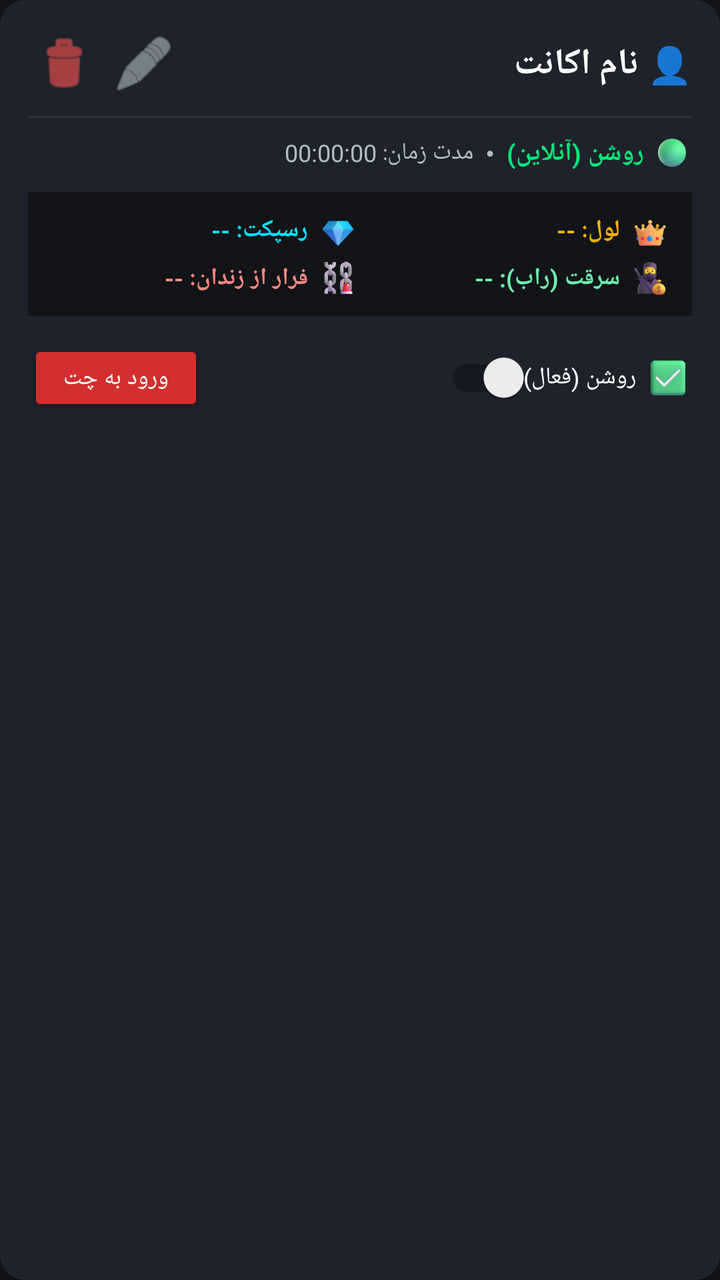
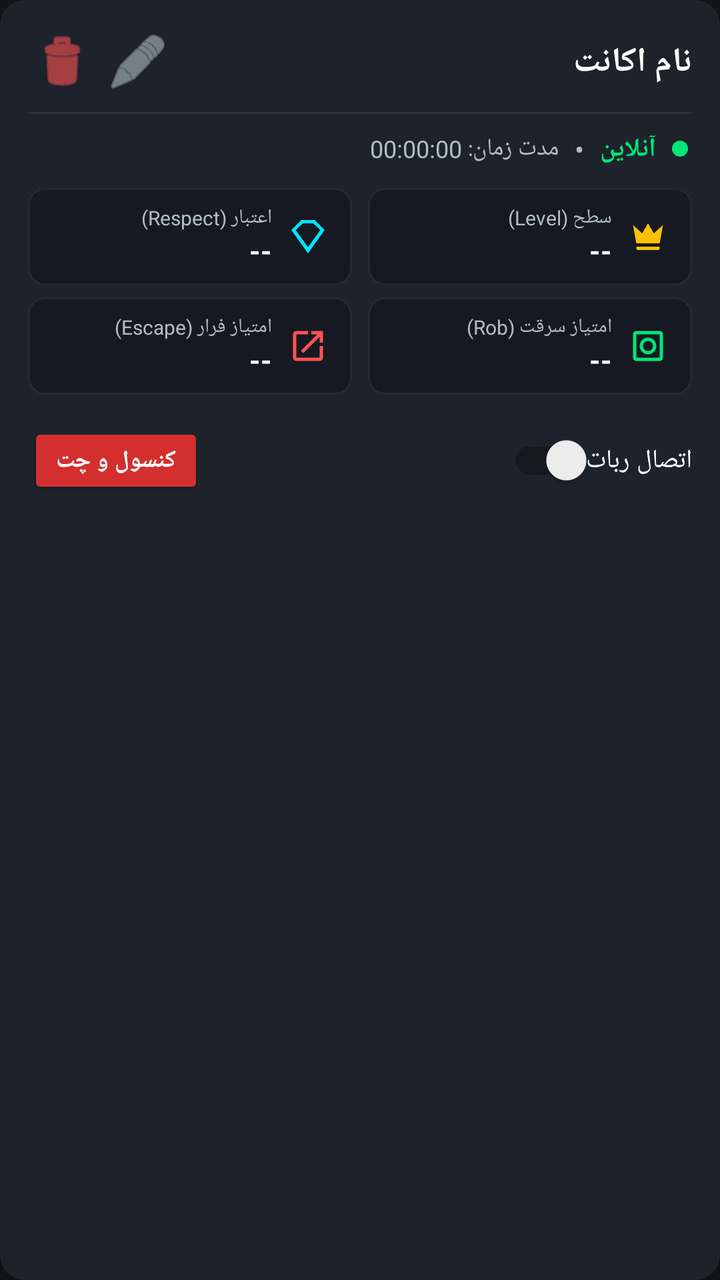

Compare the two renders of this Android layout. The source of the first and the diff that turns it into the second are given below.
<!-- AndroidManifest.xml: application theme Theme.AGRak -->
<!-- res/layout/item_account_card.xml -->
<?xml version="1.0" encoding="utf-8"?>
<androidx.cardview.widget.CardView xmlns:android="http://schemas.android.com/apk/res/android"
    xmlns:app="http://schemas.android.com/apk/res-auto"
    android:layout_width="match_parent"
    android:layout_height="wrap_content"
    android:layout_marginHorizontal="6dp"
    android:layout_marginVertical="6dp"
    app:cardBackgroundColor="@color/card_dark"
    app:cardCornerRadius="12dp"
    app:cardElevation="3dp"
    android:layoutDirection="rtl">

    <LinearLayout
        android:layout_width="match_parent"
        android:layout_height="wrap_content"
        android:orientation="vertical"
        android:padding="14dp">

        
        <LinearLayout
            android:layout_width="match_parent"
            android:layout_height="wrap_content"
            android:gravity="center_vertical"
            android:orientation="horizontal">

            <TextView
                android:id="@+id/tvAccountNick"
                android:layout_width="0dp"
                android:layout_height="wrap_content"
                android:layout_weight="1"
                android:text="👤 نام اکانت"
                android:textColor="@color/text_white"
                android:textSize="18sp"
                android:textStyle="bold" />

            
            <ImageButton
                android:id="@+id/btnEditAccount"
                android:layout_width="36dp"
                android:layout_height="36dp"
                android:background="?attr/selectableItemBackgroundBorderless"
                android:src="@android:drawable/ic_menu_edit"
                android:tint="@color/text_secondary"
                android:contentDescription="ویرایش اکانت" />

            
            <ImageButton
                android:id="@+id/btnDeleteAccount"
                android:layout_width="36dp"
                android:layout_height="36dp"
                android:layout_marginStart="4dp"
                android:background="?attr/selectableItemBackgroundBorderless"
                android:src="@android:drawable/ic_menu_delete"
                android:tint="@color/status_red"
                android:contentDescription="حذف اکانت" />
        </LinearLayout>

        
        <View
            android:layout_width="match_parent"
            android:layout_height="1dp"
            android:layout_marginVertical="8dp"
            android:background="@color/card_stroke" />

        
        <LinearLayout
            android:layout_width="match_parent"
            android:layout_height="wrap_content"
            android:gravity="center_vertical"
            android:orientation="horizontal">

            
            <ImageView
                android:id="@+id/imgStatusIcon"
                android:layout_width="16dp"
                android:layout_height="16dp"
                android:layout_marginStart="2dp"
                android:layout_marginEnd="6dp"
                android:src="@drawable/tg_online" />

            
            <TextView
                android:id="@+id/tvStatus"
                android:layout_width="wrap_content"
                android:layout_height="wrap_content"
                android:text="روشن (آنلاین)"
                android:textColor="@color/status_green"
                android:textSize="13sp"
                android:textStyle="bold" />

            
            <TextView
                android:layout_width="wrap_content"
                android:layout_height="wrap_content"
                android:layout_marginHorizontal="6dp"
                android:text="•"
                android:textColor="@color/text_secondary" />

            
            <TextView
                android:id="@+id/tvUptime"
                android:layout_width="wrap_content"
                android:layout_height="wrap_content"
                android:text="مدت زمان: 00:00:00"
                android:textColor="@color/text_secondary"
                android:textSize="12sp" />
        </LinearLayout>

        
        <LinearLayout
            android:id="@+id/layoutStats"
            android:layout_width="match_parent"
            android:layout_height="wrap_content"
            android:layout_marginTop="10dp"
            android:background="@color/bg_dark"
            android:orientation="vertical"
            android:padding="10dp">

            <LinearLayout
                android:layout_width="match_parent"
                android:layout_height="wrap_content"
                android:orientation="horizontal">

                
                <LinearLayout
                    android:layout_width="0dp"
                    android:layout_height="wrap_content"
                    android:layout_weight="1"
                    android:gravity="center_vertical"
                    android:orientation="horizontal">

                    <ImageView
                        android:layout_width="18dp"
                        android:layout_height="18dp"
                        android:layout_marginStart="2dp"
                        android:layout_marginEnd="6dp"
                        android:src="@drawable/tg_crown" />

                    <TextView
                        android:id="@+id/tvStatLevel"
                        android:layout_width="wrap_content"
                        android:layout_height="wrap_content"
                        android:text="لول: --"
                        android:textColor="@color/accent_gold"
                        android:textSize="12sp"
                        android:textStyle="bold" />
                </LinearLayout>

                
                <LinearLayout
                    android:layout_width="0dp"
                    android:layout_height="wrap_content"
                    android:layout_weight="1"
                    android:gravity="center_vertical"
                    android:orientation="horizontal">

                    <ImageView
                        android:layout_width="18dp"
                        android:layout_height="18dp"
                        android:layout_marginStart="2dp"
                        android:layout_marginEnd="6dp"
                        android:src="@drawable/tg_diamond" />

                    <TextView
                        android:id="@+id/tvStatRespect"
                        android:layout_width="wrap_content"
                        android:layout_height="wrap_content"
                        android:text="رسپکت: --"
                        android:textColor="#00E5FF"
                        android:textSize="12sp"
                        android:textStyle="bold" />
                </LinearLayout>
            </LinearLayout>

            <LinearLayout
                android:layout_width="match_parent"
                android:layout_height="wrap_content"
                android:layout_marginTop="6dp"
                android:orientation="horizontal">

                
                <LinearLayout
                    android:layout_width="0dp"
                    android:layout_height="wrap_content"
                    android:layout_weight="1"
                    android:gravity="center_vertical"
                    android:orientation="horizontal">

                    <ImageView
                        android:layout_width="18dp"
                        android:layout_height="18dp"
                        android:layout_marginStart="2dp"
                        android:layout_marginEnd="6dp"
                        android:src="@drawable/tg_rob_badge" />

                    <TextView
                        android:id="@+id/tvStatRob"
                        android:layout_width="wrap_content"
                        android:layout_height="wrap_content"
                        android:text="سرقت (راب): --"
                        android:textColor="#69F0AE"
                        android:textSize="12sp"
                        android:textStyle="bold" />
                </LinearLayout>

                
                <LinearLayout
                    android:layout_width="0dp"
                    android:layout_height="wrap_content"
                    android:layout_weight="1"
                    android:gravity="center_vertical"
                    android:orientation="horizontal">

                    <ImageView
                        android:layout_width="18dp"
                        android:layout_height="18dp"
                        android:layout_marginStart="2dp"
                        android:layout_marginEnd="6dp"
                        android:src="@drawable/tg_escape_badge" />

                    <TextView
                        android:id="@+id/tvStatEscape"
                        android:layout_width="wrap_content"
                        android:layout_height="wrap_content"
                        android:text="فرار از زندان: --"
                        android:textColor="#FF8A80"
                        android:textSize="12sp"
                        android:textStyle="bold" />
                </LinearLayout>
            </LinearLayout>
        </LinearLayout>

        
        <LinearLayout
            android:layout_width="match_parent"
            android:layout_height="wrap_content"
            android:layout_marginTop="12dp"
            android:gravity="center_vertical"
            android:orientation="horizontal">

            <ImageView
                android:id="@+id/imgSwitchIcon"
                android:layout_width="20dp"
                android:layout_height="20dp"
                android:layout_marginStart="2dp"
                android:layout_marginEnd="6dp"
                android:src="@drawable/tg_switch_on" />

            <androidx.appcompat.widget.SwitchCompat
                android:id="@+id/switchConnect"
                android:layout_width="wrap_content"
                android:layout_height="wrap_content"
                android:text="روشن (فعال)"
                android:textColor="@color/text_white"
                android:textSize="12sp" />

            <View
                android:layout_width="0dp"
                android:layout_height="0dp"
                android:layout_weight="1" />

            <Button
                android:id="@+id/btnEnterChat"
                android:layout_width="wrap_content"
                android:layout_height="38dp"
                android:backgroundTint="@color/primary_red"
                android:text="@string/enter_chat"
                android:textColor="@color/text_white"
                android:textSize="12sp" />
        </LinearLayout>

    </LinearLayout>
</androidx.cardview.widget.CardView>
<!-- resources referenced by this layout -->
<resources>
  <color name="accent_gold">#FFB300</color>
  <color name="bg_dark">#121418</color>
  <color name="card_dark">#1E222B</color>
  <color name="card_stroke">#2D323E</color>
  <color name="primary_red">#D32F2F</color>
  <color name="status_green">#00E676</color>
  <color name="status_red">#FF5252</color>
  <color name="text_secondary">#B0BEC5</color>
  <color name="text_white">#FFFFFF</color>
  <!-- drawable tg_crown: png bitmap (drawable, 8977 bytes) -->
  <!-- drawable tg_diamond: png bitmap (drawable, 6511 bytes) -->
  <!-- drawable tg_escape_badge: png bitmap (drawable, 12776 bytes) -->
  <!-- drawable tg_online: png bitmap (drawable, 8679 bytes) -->
  <!-- drawable tg_rob_badge: png bitmap (drawable, 11868 bytes) -->
  <!-- drawable tg_switch_on: png bitmap (drawable, 7770 bytes) -->
  <string name="enter_chat">ورود به چت</string>
  <style name="Theme.AGRak" parent="Theme.AppCompat.DayNight.NoActionBar">
          <item name="colorPrimary">@color/primary_red</item>
          <item name="colorPrimaryDark">@color/primary_red_dark</item>
          <item name="colorAccent">@color/accent_gold</item>
          <item name="android:windowBackground">@color/bg_dark</item>
          <item name="android:statusBarColor">#0A0B0E</item>
          <item name="android:navigationBarColor">#0A0B0E</item>
      </style>
  <color name="primary_red_dark">#9A0007</color>
</resources>

<!-- the commit's change to res/layout/item_account_card.xml (unified diff, before → after) -->
@@ -28,16 +28,16 @@
                 android:layout_width="0dp"
                 android:layout_height="wrap_content"
                 android:layout_weight="1"
-                android:text="👤 نام اکانت"
+                android:text="نام اکانت"
                 android:textColor="@color/text_white"
-                android:textSize="18sp"
+                android:textSize="17sp"
                 android:textStyle="bold" />
 
             
             <ImageButton
                 android:id="@+id/btnEditAccount"
-                android:layout_width="36dp"
-                android:layout_height="36dp"
+                android:layout_width="34dp"
+                android:layout_height="34dp"
                 android:background="?attr/selectableItemBackgroundBorderless"
                 android:src="@android:drawable/ic_menu_edit"
                 android:tint="@color/text_secondary"
@@ -46,8 +46,8 @@
             
             <ImageButton
                 android:id="@+id/btnDeleteAccount"
-                android:layout_width="36dp"
-                android:layout_height="36dp"
+                android:layout_width="34dp"
+                android:layout_height="34dp"
                 android:layout_marginStart="4dp"
                 android:background="?attr/selectableItemBackgroundBorderless"
                 android:src="@android:drawable/ic_menu_delete"
@@ -70,20 +70,20 @@
             android:orientation="horizontal">
 
             
-            <ImageView
-                android:id="@+id/imgStatusIcon"
-                android:layout_width="16dp"
-                android:layout_height="16dp"
+            <View
+                android:id="@+id/viewStatusDot"
+                android:layout_width="8dp"
+                android:layout_height="8dp"
                 android:layout_marginStart="2dp"
-                android:layout_marginEnd="6dp"
-                android:src="@drawable/tg_online" />
+                android:layout_marginEnd="8dp"
+                android:background="@drawable/bg_dot_online" />
 
             
             <TextView
                 android:id="@+id/tvStatus"
                 android:layout_width="wrap_content"
                 android:layout_height="wrap_content"
-                android:text="روشن (آنلاین)"
+                android:text="آنلاین"
                 android:textColor="@color/status_green"
                 android:textSize="13sp"
                 android:textStyle="bold" />
@@ -92,7 +92,7 @@
             <TextView
                 android:layout_width="wrap_content"
                 android:layout_height="wrap_content"
-                android:layout_marginHorizontal="6dp"
+                android:layout_marginHorizontal="8dp"
                 android:text="•"
                 android:textColor="@color/text_secondary" />
 
@@ -112,10 +112,9 @@
             android:layout_width="match_parent"
             android:layout_height="wrap_content"
             android:layout_marginTop="10dp"
-            android:background="@color/bg_dark"
-            android:orientation="vertical"
-            android:padding="10dp">
-
+            android:orientation="vertical">
+
+            
             <LinearLayout
                 android:layout_width="match_parent"
                 android:layout_height="wrap_content"
@@ -126,24 +125,42 @@
                     android:layout_width="0dp"
                     android:layout_height="wrap_content"
                     android:layout_weight="1"
+                    android:layout_marginEnd="4dp"
+                    android:background="@drawable/bg_stat_tile"
+                    android:paddingHorizontal="10dp"
+                    android:paddingVertical="8dp"
                     android:gravity="center_vertical"
                     android:orientation="horizontal">
 
                     <ImageView
-                        android:layout_width="18dp"
-                        android:layout_height="18dp"
+                        android:layout_width="20dp"
+                        android:layout_height="20dp"
                         android:layout_marginStart="2dp"
-                        android:layout_marginEnd="6dp"
-                        android:src="@drawable/tg_crown" />
-
-                    <TextView
-                        android:id="@+id/tvStatLevel"
+                        android:layout_marginEnd="8dp"
+                        android:src="@drawable/ic_stat_level"
+                        android:contentDescription="Level" />
+
+                    <LinearLayout
                         android:layout_width="wrap_content"
                         android:layout_height="wrap_content"
-                        android:text="لول: --"
-                        android:textColor="@color/accent_gold"
-                        android:textSize="12sp"
-                        android:textStyle="bold" />
+                        android:orientation="vertical">
+
+                        <TextView
+                            android:layout_width="wrap_content"
+                            android:layout_height="wrap_content"
+                            android:text="سطح (Level)"
+                            android:textColor="@color/text_secondary"
+                            android:textSize="10sp" />
+
+                        <TextView
+                            android:id="@+id/tvStatLevel"
+                            android:layout_width="wrap_content"
+                            android:layout_height="wrap_content"
+                            android:text="--"
+                            android:textColor="@color/text_white"
+                            android:textSize="14sp"
+                            android:textStyle="bold" />
+                    </LinearLayout>
                 </LinearLayout>
 
                 
@@ -151,27 +168,46 @@
                     android:layout_width="0dp"
                     android:layout_height="wrap_content"
                     android:layout_weight="1"
+                    android:layout_marginStart="4dp"
+                    android:background="@drawable/bg_stat_tile"
+                    android:paddingHorizontal="10dp"
+                    android:paddingVertical="8dp"
                     android:gravity="center_vertical"
                     android:orientation="horizontal">
 
                     <ImageView
-                        android:layout_width="18dp"
-                        android:layout_height="18dp"
+                        android:layout_width="20dp"
+                        android:layout_height="20dp"
                         android:layout_marginStart="2dp"
-                        android:layout_marginEnd="6dp"
-                        android:src="@drawable/tg_diamond" />
-
-                    <TextView
-                        android:id="@+id/tvStatRespect"
+                        android:layout_marginEnd="8dp"
+                        android:src="@drawable/ic_stat_respect"
+                        android:contentDescription="Respect" />
+
+                    <LinearLayout
                         android:layout_width="wrap_content"
                         android:layout_height="wrap_content"
-                        android:text="رسپکت: --"
-                        android:textColor="#00E5FF"
-                        android:textSize="12sp"
-                        android:textStyle="bold" />
+                        android:orientation="vertical">
+
+                        <TextView
+                            android:layout_width="wrap_content"
+                            android:layout_height="wrap_content"
+                            android:text="اعتبار (Respect)"
+                            android:textColor="@color/text_secondary"
+                            android:textSize="10sp" />
+
+                        <TextView
+                            android:id="@+id/tvStatRespect"
+                            android:layout_width="wrap_content"
+                            android:layout_height="wrap_content"
+                            android:text="--"
+                            android:textColor="@color/text_white"
+                            android:textSize="14sp"
+                            android:textStyle="bold" />
+                    </LinearLayout>
                 </LinearLayout>
             </LinearLayout>
 
+            
             <LinearLayout
                 android:layout_width="match_parent"
                 android:layout_height="wrap_content"
@@ -183,24 +219,42 @@
                     android:layout_width="0dp"
                     android:layout_height="wrap_content"
                     android:layout_weight="1"
+                    android:layout_marginEnd="4dp"
+                    android:background="@drawable/bg_stat_tile"
+                    android:paddingHorizontal="10dp"
+                    android:paddingVertical="8dp"
                     android:gravity="center_vertical"
                     android:orientation="horizontal">
 
                     <ImageView
-                        android:layout_width="18dp"
-                        android:layout_height="18dp"
+                        android:layout_width="20dp"
+                        android:layout_height="20dp"
                         android:layout_marginStart="2dp"
-                        android:layout_marginEnd="6dp"
-                        android:src="@drawable/tg_rob_badge" />
-
-                    <TextView
-                        android:id="@+id/tvStatRob"
+                        android:layout_marginEnd="8dp"
+                        android:src="@drawable/ic_stat_rob"
+                        android:contentDescription="Rob Points" />
+
+                    <LinearLayout
                         android:layout_width="wrap_content"
                         android:layout_height="wrap_content"
-                        android:text="سرقت (راب): --"
-                        android:textColor="#69F0AE"
-                        android:textSize="12sp"
-                        android:textStyle="bold" />
+                        android:orientation="vertical">
+
+                        <TextView
+                            android:layout_width="wrap_content"
+                            android:layout_height="wrap_content"
+                            android:text="امتیاز سرقت (Rob)"
+                            android:textColor="@color/text_secondary"
+                            android:textSize="10sp" />
+
+                        <TextView
+                            android:id="@+id/tvStatRob"
+                            android:layout_width="wrap_content"
+                            android:layout_height="wrap_content"
+                            android:text="--"
+                            android:textColor="@color/text_white"
+                            android:textSize="14sp"
+                            android:textStyle="bold" />
+                    </LinearLayout>
                 </LinearLayout>
 
                 
@@ -208,24 +262,42 @@
                     android:layout_width="0dp"
                     android:layout_height="wrap_content"
                     android:layout_weight="1"
+                    android:layout_marginStart="4dp"
+                    android:background="@drawable/bg_stat_tile"
+                    android:paddingHorizontal="10dp"
+                    android:paddingVertical="8dp"
                     android:gravity="center_vertical"
                     android:orientation="horizontal">
 
                     <ImageView
-                        android:layout_width="18dp"
-                        android:layout_height="18dp"
+                        android:layout_width="20dp"
+                        android:layout_height="20dp"
                         android:layout_marginStart="2dp"
-                        android:layout_marginEnd="6dp"
-                        android:src="@drawable/tg_escape_badge" />
-
-                    <TextView
-                        android:id="@+id/tvStatEscape"
+                        android:layout_marginEnd="8dp"
+                        android:src="@drawable/ic_stat_escape"
+                        android:contentDescription="Escape Points" />
+
+                    <LinearLayout
                         android:layout_width="wrap_content"
                         android:layout_height="wrap_content"
-                        android:text="فرار از زندان: --"
-                        android:textColor="#FF8A80"
-                        android:textSize="12sp"
-                        android:textStyle="bold" />
+                        android:orientation="vertical">
+
+                        <TextView
+                            android:layout_width="wrap_content"
+                            android:layout_height="wrap_content"
+                            android:text="امتیاز فرار (Escape)"
+                            android:textColor="@color/text_secondary"
+                            android:textSize="10sp" />
+
+                        <TextView
+                            android:id="@+id/tvStatEscape"
+                            android:layout_width="wrap_content"
+                            android:layout_height="wrap_content"
+                            android:text="--"
+                            android:textColor="@color/text_white"
+                            android:textSize="14sp"
+                            android:textStyle="bold" />
+                    </LinearLayout>
                 </LinearLayout>
             </LinearLayout>
         </LinearLayout>
@@ -234,25 +306,17 @@
         <LinearLayout
             android:layout_width="match_parent"
             android:layout_height="wrap_content"
-            android:layout_marginTop="12dp"
+            android:layout_marginTop="14dp"
             android:gravity="center_vertical"
             android:orientation="horizontal">
 
-            <ImageView
-                android:id="@+id/imgSwitchIcon"
-                android:layout_width="20dp"
-                android:layout_height="20dp"
-                android:layout_marginStart="2dp"
-                android:layout_marginEnd="6dp"
-                android:src="@drawable/tg_switch_on" />
-
             <androidx.appcompat.widget.SwitchCompat
                 android:id="@+id/switchConnect"
                 android:layout_width="wrap_content"
                 android:layout_height="wrap_content"
-                android:text="روشن (فعال)"
+                android:text="اتصال ربات"
                 android:textColor="@color/text_white"
-                android:textSize="12sp" />
+                android:textSize="13sp" />
 
             <View
                 android:layout_width="0dp"
@@ -264,9 +328,10 @@
                 android:layout_width="wrap_content"
                 android:layout_height="38dp"
                 android:backgroundTint="@color/primary_red"
-                android:text="@string/enter_chat"
+                android:text="کنسول و چت"
                 android:textColor="@color/text_white"
-                android:textSize="12sp" />
+                android:textSize="12sp"
+                android:textStyle="bold" />
         </LinearLayout>
 
     </LinearLayout>
<!-- resource entries referenced after the edit -->
@@ -9,13 +9,61 @@
   <color name="status_red">#FF5252</color>
   <color name="text_secondary">#B0BEC5</color>
   <color name="text_white">#FFFFFF</color>
-  <!-- drawable tg_crown: png bitmap (drawable, 8977 bytes) -->
-  <!-- drawable tg_diamond: png bitmap (drawable, 6511 bytes) -->
-  <!-- drawable tg_escape_badge: png bitmap (drawable, 12776 bytes) -->
-  <!-- drawable tg_online: png bitmap (drawable, 8679 bytes) -->
-  <!-- drawable tg_rob_badge: png bitmap (drawable, 11868 bytes) -->
-  <!-- drawable tg_switch_on: png bitmap (drawable, 7770 bytes) -->
-  <string name="enter_chat">ورود به چت</string>
+  <!-- drawable bg_dot_online (drawable) -->
+  <?xml version="1.0" encoding="utf-8"?>
+  <shape xmlns:android="http://schemas.android.com/apk/res/android"
+      android:shape="oval">
+      <solid android:color="#00E676" />
+      <size android:width="10dp" android:height="10dp" />
+  </shape>
+  <!-- drawable bg_stat_tile (drawable) -->
+  <?xml version="1.0" encoding="utf-8"?>
+  <shape xmlns:android="http://schemas.android.com/apk/res/android"
+      android:shape="rectangle">
+      <solid android:color="#161922" />
+      <stroke android:width="1dp" android:color="#242938" />
+      <corners android:radius="8dp" />
+  </shape>
+  <!-- drawable ic_stat_escape (drawable) -->
+  <vector xmlns:android="http://schemas.android.com/apk/res/android"
+      android:width="24dp"
+      android:height="24dp"
+      android:viewportWidth="24"
+      android:viewportHeight="24">
+      <path
+          android:fillColor="#FF5252"
+          android:pathData="M19,19H5V5H12V3H5C3.9,3 3,3.9 3,5V19C3,20.1 3.9,21 5,21H19C20.1,21 21,20.1 21,19V12H19V19M14,3V5H17.59L7.76,14.83L9.17,16.24L19,6.41V10H21V3H14Z" />
+  </vector>
+  <!-- drawable ic_stat_level (drawable) -->
+  <vector xmlns:android="http://schemas.android.com/apk/res/android"
+      android:width="24dp"
+      android:height="24dp"
+      android:viewportWidth="24"
+      android:viewportHeight="24">
+      <path
+          android:fillColor="#FFC107"
+          android:pathData="M5,16L3,5L8.5,10L12,4L15.5,10L21,5L19,16H5M19,19C19,19.6 18.6,20 18,20H6C5.4,20 5,19.6 5,19V18H19V19Z" />
+  </vector>
+  <!-- drawable ic_stat_respect (drawable) -->
+  <vector xmlns:android="http://schemas.android.com/apk/res/android"
+      android:width="24dp"
+      android:height="24dp"
+      android:viewportWidth="24"
+      android:viewportHeight="24">
+      <path
+          android:fillColor="#00E5FF"
+          android:pathData="M16,2H8L2,8L12,22L22,8L16,2M15.1,4L19.4,8L12,18.3L4.6,8L8.9,4H15.1Z" />
+  </vector>
+  <!-- drawable ic_stat_rob (drawable) -->
+  <vector xmlns:android="http://schemas.android.com/apk/res/android"
+      android:width="24dp"
+      android:height="24dp"
+      android:viewportWidth="24"
+      android:viewportHeight="24">
+      <path
+          android:fillColor="#00E676"
+          android:pathData="M19,3H5C3.9,3 3,3.9 3,5V19C3,20.1 3.9,21 5,21H19C20.1,21 21,20.1 21,19V5C21,3.9 20.1,3 19,3M19,19H5V5H19V19M12,7C9.24,7 7,9.24 7,12C7,14.76 9.24,17 12,17C14.76,17 17,14.76 17,12C17,9.24 14.76,7 12,7M12,15C10.34,15 9,13.66 9,12C9,10.34 10.34,9 12,9C13.66,9 15,10.34 15,12C15,13.66 13.66,15 12,15Z" />
+  </vector>
   <style name="Theme.AGRak" parent="Theme.AppCompat.DayNight.NoActionBar">
           <item name="colorPrimary">@color/primary_red</item>
           <item name="colorPrimaryDark">@color/primary_red_dark</item>
